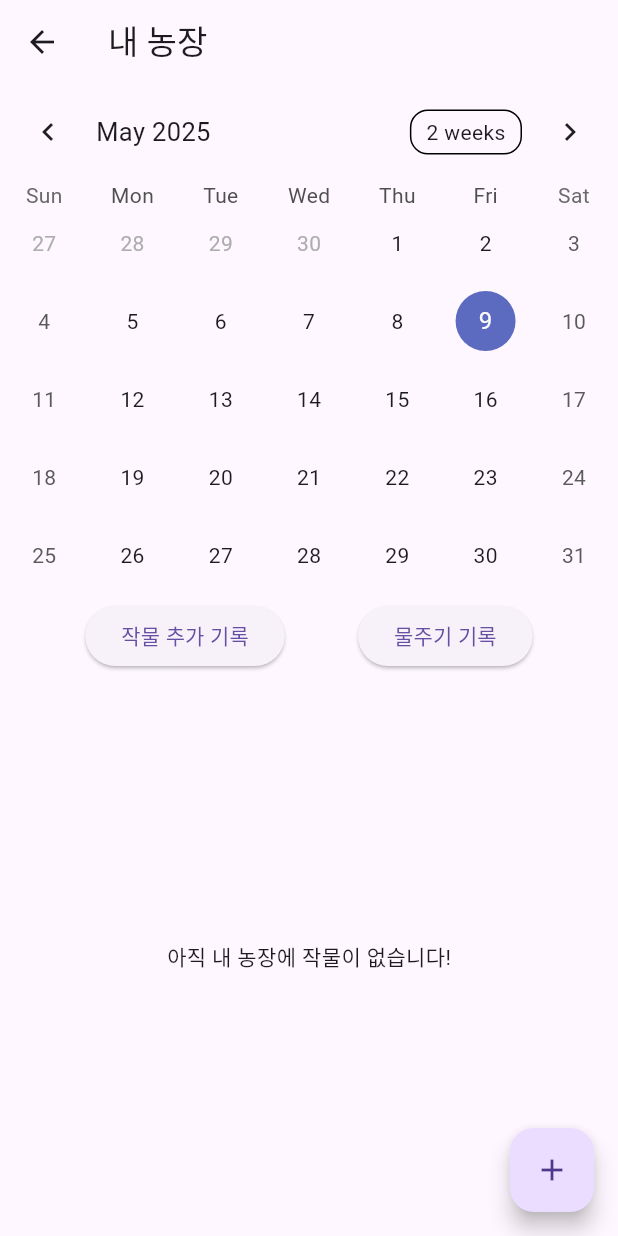
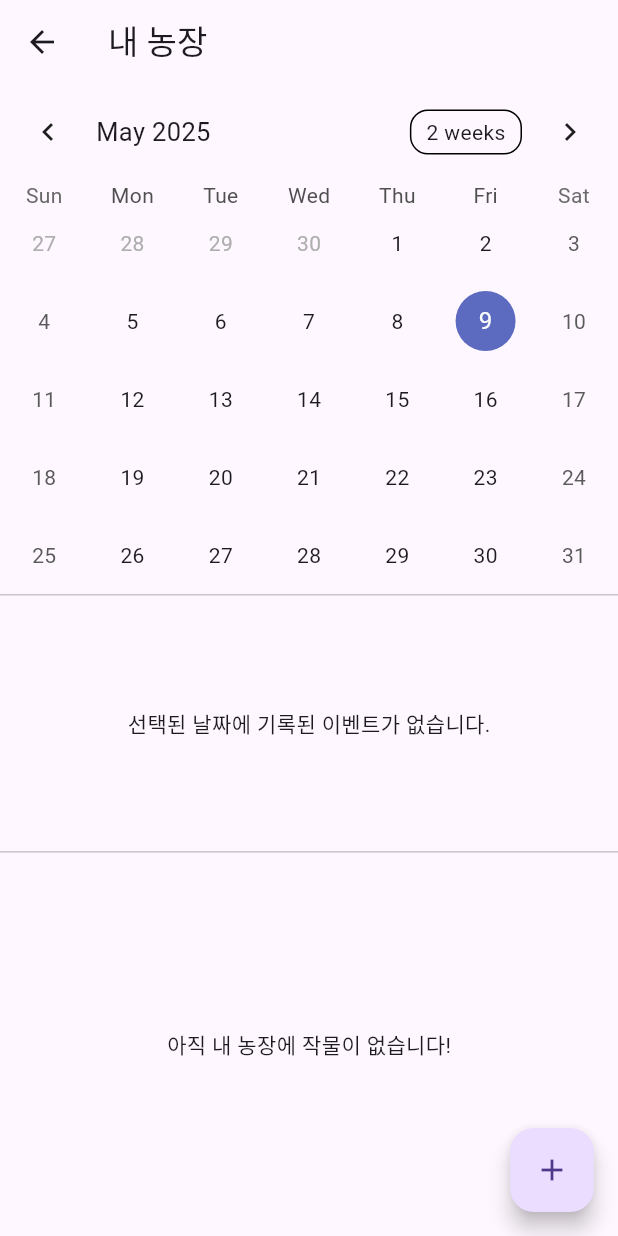
Before and after one commit to MovingJu/khuthon, a Flutter app: the screen it shows once a user with an empty profile is signed in, after a tap on "내 농장", on a phone screen of 412 x 824 dp. Run offline on Flutter 3.47's test engine with Material 3 defaults, Android fonts, the phone set to English and light mode, and no system bars; drawn by our look-alikes of table_calendar; our stand-ins replace firebase_auth, firebase_core, flutter_dotenv, google_sign_in, hive, hive_flutter; missing offline and left inert: dart:html; accounts and stored records are empty; network calls fail.

Commit message:
캘린더 완전 고침

```diff
--- a/lib/screens/myfarm_screen.dart
+++ b/lib/screens/myfarm_screen.dart
@@ -2,9 +2,9 @@ import 'package:flutter/material.dart';
 import 'package:table_calendar/table_calendar.dart';
 import 'package:hive_flutter/hive_flutter.dart';
 
-import '../data/task_rules.dart'; // For CropData
+import '../data/task_rules.dart'; // CropData 정의된 곳
 
-/// 캘린더의 이벤트를 표현할 모델
+/// 캘린더 이벤트 모델
 class CalendarEvent {
   final String plantName;
   final EventType type;
@@ -12,11 +12,19 @@ class CalendarEvent {
   CalendarEvent(this.plantName, this.type);
 
   @override
-  String toString() =>
-      type == EventType.add ? '🆕 작물 추가: $plantName' : '💧 물주기: $plantName';
+  String toString() {
+    switch (type) {
+      case EventType.add:
+        return '🆕 작물 추가: $plantName';
+      case EventType.water:
+        return '💧 물주기: $plantName';
+      case EventType.harvest:
+        return '🌾 수확: $plantName';
+    }
+  }
 }
 
-enum EventType { add, water }
+enum EventType { add, water, harvest }
 
 class MyFarmScreen extends StatefulWidget {
   const MyFarmScreen({Key? key}) : super(key: key);
@@ -27,8 +35,6 @@ class MyFarmScreen extends StatefulWidget {
 
 class _MyFarmScreenState extends State<MyFarmScreen> {
   Box<CropData>? cropBox;
-
-  // 캘린더 관련 상태
   DateTime _focusedDay = DateTime.now();
   DateTime _selectedDay = DateTime.now();
   final Map<DateTime, List<CalendarEvent>> _events = {};
@@ -36,16 +42,14 @@ class _MyFarmScreenState extends State<MyFarmScreen> {
   @override
   void initState() {
     super.initState();
-    _openCropBox();
-  }
-
-  Future<void> _openCropBox() async {
-    cropBox = await Hive.openBox<CropData>('crops');
-    setState(() {});
+    Hive.openBox<CropData>('crops').then((box) {
+      setState(() => cropBox = box);
+    });
   }
 
   List<CalendarEvent> _getEventsForDay(DateTime day) {
-    return _events[DateTime(day.year, day.month, day.day)] ?? [];
+    final key = DateTime(day.year, day.month, day.day);
+    return _events[key] ?? [];
   }
 
   void _addEvent(String plantName, EventType type) {
@@ -63,40 +67,30 @@ class _MyFarmScreenState extends State<MyFarmScreen> {
     if (list != null) {
       setState(() {
         list.remove(event);
-        if (list.isEmpty) {
-          _events.remove(key);
-        }
+        if (list.isEmpty) _events.remove(key);
       });
     }
   }
 
-  void _showEventDialog(EventType type) {
-    final controller = TextEditingController();
-    showDialog(
-      context: context,
-      builder: (_) => AlertDialog(
-        title: Text(type == EventType.add ? '작물 추가 기록' : '물주기 기록'),
-        content: TextField(
-          controller: controller,
-          decoration: const InputDecoration(labelText: '식물 이름을 입력하세요'),
-        ),
-        actions: [
-          TextButton(
-            onPressed: () => Navigator.pop(context),
-            child: const Text('취소'),
+  Widget _buildEventList() {
+    final dayEvents = _getEventsForDay(_selectedDay);
+    if (dayEvents.isEmpty) {
+      return const Center(child: Text('선택된 날짜에 기록된 이벤트가 없습니다.'));
+    }
+    return ListView.separated(
+      padding: const EdgeInsets.all(8),
+      itemCount: dayEvents.length,
+      separatorBuilder: (_, __) => const Divider(),
+      itemBuilder: (ctx, idx) {
+        final e = dayEvents[idx];
+        return ListTile(
+          title: Text(e.toString()),
+          trailing: IconButton(
+            icon: const Icon(Icons.delete, color: Colors.redAccent),
+            onPressed: () => _deleteEvent(_selectedDay, e),
           ),
-          ElevatedButton(
-            onPressed: () {
-              final name = controller.text.trim();
-              if (name.isNotEmpty) {
-                _addEvent(name, type);
-                Navigator.pop(context);
-              }
-            },
-            child: const Text('확인'),
-          ),
-        ],
-      ),
+        );
+      },
     );
   }
 
@@ -112,45 +106,32 @@ class _MyFarmScreenState extends State<MyFarmScreen> {
       appBar: AppBar(title: const Text('내 농장')),
       body: Column(
         children: [
-          // 달력 + 이벤트 마커
+          // 1) 달력
           TableCalendar<CalendarEvent>(
             firstDay: DateTime(2000),
             lastDay: DateTime(2100),
             focusedDay: _focusedDay,
-            selectedDayPredicate: (day) => isSameDay(day, _selectedDay),
+            selectedDayPredicate: (d) => isSameDay(d, _selectedDay),
             eventLoader: _getEventsForDay,
-            onDaySelected: (selectedDay, focusedDay) {
-              setState(() {
-                _selectedDay = selectedDay;
-                _focusedDay = focusedDay;
-              });
-            },
-            calendarStyle: const CalendarStyle(
-              markerSize: 6,
-              markersMaxCount: 3,
-            ),
+            onDaySelected: (sel, foc) => setState(() {
+              _selectedDay = sel;
+              _focusedDay = foc;
+            }),
           ),
 
-          // 이벤트 등록 버튼
-          Padding(
-            padding: const EdgeInsets.symmetric(horizontal: 8, vertical: 4),
-            child: Row(
-              mainAxisAlignment: MainAxisAlignment.spaceEvenly,
-              children: [
-                ElevatedButton(
-                  onPressed: () => _showEventDialog(EventType.add),
-                  child: const Text('작물 추가 기록'),
-                ),
-                ElevatedButton(
-                  onPressed: () => _showEventDialog(EventType.water),
-                  child: const Text('물주기 기록'),
-                ),
-              ],
-            ),
+          const Divider(height: 1),
+
+          // 2) 선택된 날짜 이벤트 리스트
+          Expanded(
+            flex: 2,
+            child: _buildEventList(),
           ),
 
-          // 선택한 날짜의 이벤트 리스트
+          const Divider(height: 1),
+
+          // 3) 작물별 물주기·수확 버튼
           Expanded(
+            flex: 3,
             child: ValueListenableBuilder<Box<CropData>>(
               valueListenable: cropBox!.listenable(),
               builder: (context, box, _) {
@@ -158,43 +139,48 @@ class _MyFarmScreenState extends State<MyFarmScreen> {
                 if (crops.isEmpty) {
                   return const Center(child: Text('아직 내 농장에 작물이 없습니다!'));
                 }
-
-                final dayKey = DateTime(_selectedDay.year, _selectedDay.month, _selectedDay.day);
-                final dayEvents = _getEventsForDay(_selectedDay);
-
-                return ListView(
+                return ListView.builder(
                   padding: const EdgeInsets.all(8),
-                  children: [
-                    if (dayEvents.isNotEmpty) ...[
-                      const Text('선택된 날짜 이벤트:', style: TextStyle(fontSize: 16, fontWeight: FontWeight.bold)),
-                      const SizedBox(height: 4),
-                      ...dayEvents.map((e) => ListTile(
-                            title: Text(e.toString()),
-                            trailing: IconButton(
-                              icon: const Icon(Icons.delete, color: Colors.redAccent),
-                              onPressed: () => _deleteEvent(_selectedDay, e),
+                  itemCount: crops.length,
+                  itemBuilder: (ctx, i) {
+                    final crop = crops[i];
+                    return Card(
+                      margin: const EdgeInsets.symmetric(vertical: 6),
+                      child: ListTile(
+                        title: Text(crop.name, style: const TextStyle(fontSize: 18)),
+                        subtitle: Text('물 주기: ${crop.waterperiod}'),
+                        trailing: Row(
+                          mainAxisSize: MainAxisSize.min,
+                          children: [
+                            IconButton(
+                              icon: const Icon(Icons.opacity),
+                              tooltip: '물주기 기록',
+                              onPressed: () => _addEvent(crop.name, EventType.water),
                             ),
-                          )),
-                      const Divider(),
-                    ],
-                    const Text('내 농장 작물 리스트:', style: TextStyle(fontSize: 16, fontWeight: FontWeight.bold)),
-                    const SizedBox(height: 4),
-                    ...crops.asMap().entries.map((entry) {
-                      final index = entry.key;
-                      final crop = entry.value;
-                      return Card(
-                        margin: const EdgeInsets.symmetric(vertical: 6),
-                        child: ListTile(
-                          title: Text(crop.name),
-                          subtitle: Text('Water Cycle: ${crop.waterperiod}'),
-                          trailing: IconButton(
-                            icon: const Icon(Icons.delete, color: Colors.redAccent),
-                            onPressed: () => box.deleteAt(index),
-                          ),
+                            IconButton(
+                              icon: const Icon(Icons.grass),
+                              tooltip: '수확 기록',
+                              onPressed: () => _addEvent(crop.name, EventType.harvest),
+                            ),
+                          ],
                         ),
-                      );
-                    }),
-                  ],
+                        // 롱프레스로 해당 날짜의 이 작물 이벤트 삭제
+                        onLongPress: () {
+                          final todayEvents = _getEventsForDay(_selectedDay);
+                          CalendarEvent? target;
+                          for (var ev in todayEvents) {
+                            if (ev.plantName == crop.name) {
+                              target = ev;
+                              break;
+                            }
+                          }
+                          if (target != null) {
+                            _deleteEvent(_selectedDay, target);
+                          }
+                        },
+                      ),
+                    );
+                  },
                 );
               },
             ),
@@ -203,7 +189,7 @@ class _MyFarmScreenState extends State<MyFarmScreen> {
       ),
       floatingActionButton: FloatingActionButton(
         onPressed: () {
-          // TODO: Navigate to add new crop screen
+          // TODO: 새 작물 추가 화면으로 네비게이션
         },
         child: const Icon(Icons.add),
       ),
@@ -211,6 +197,6 @@ class _MyFarmScreenState extends State<MyFarmScreen> {
   }
 }
 
-// 연-월-일 비교
+/// 연-월-일 비교 유틸
 bool isSameDay(DateTime a, DateTime b) =>
     a.year == b.year && a.month == b.month && a.day == b.day;
```
Also changed, not shown: 1 other file.
